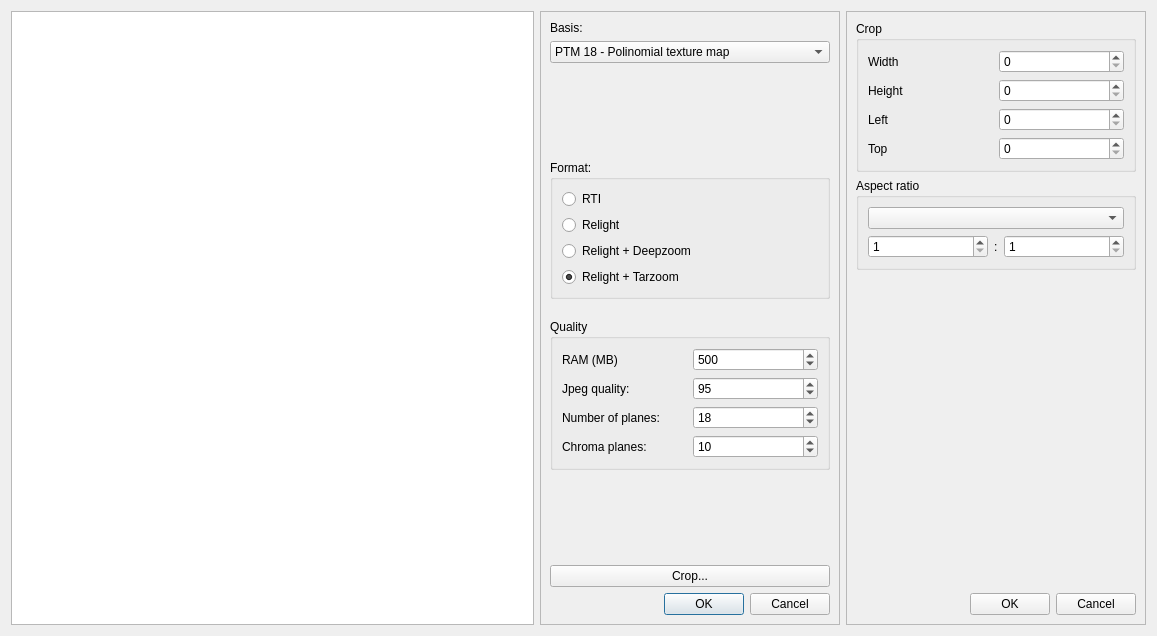
First picture: the form in relight/rtiexport.ui, repository cnr-isti-vclab/relight, before the edit.
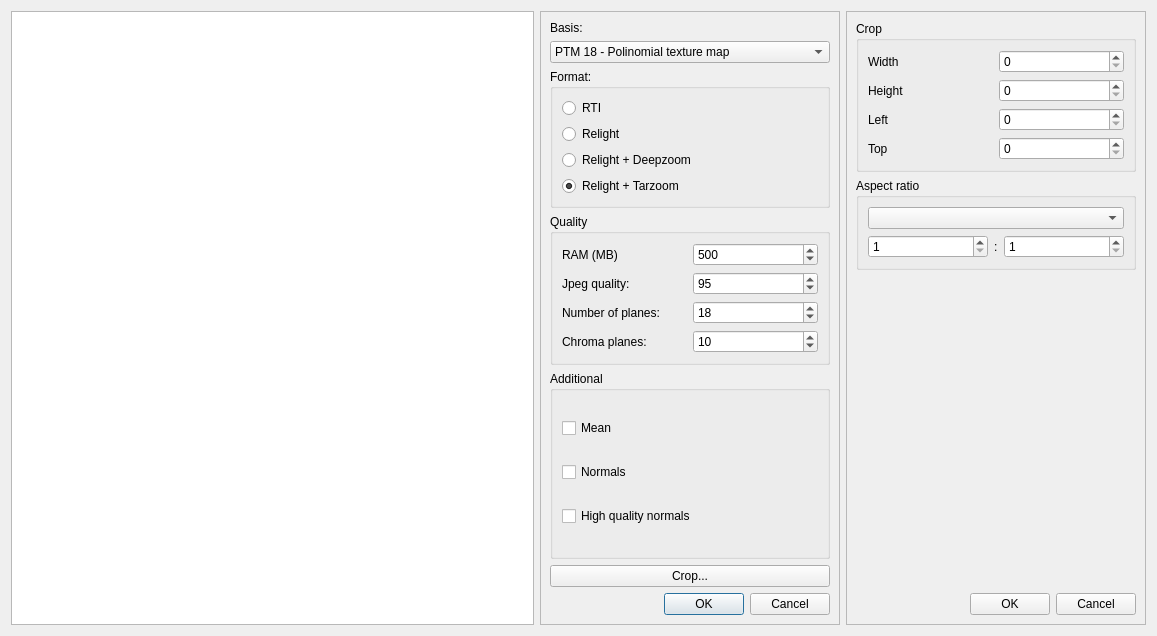
Second picture: the form after the edit. Custom widgets are drawn as their Qt base class.

Commit message: added means/normals to interface, fixed bug in multithreaded normal generation.

Patch:
```diff
--- a/relight/rtiexport.ui
+++ b/relight/rtiexport.ui
@@ -44,15 +44,15 @@
      <property name="frameShadow">
       <enum>QFrame::Raised</enum>
      </property>
-     <layout class="QVBoxLayout" name="verticalLayout">
-      <item>
+     <layout class="QGridLayout" name="gridLayout_5">
+      <item row="0" column="0">
        <widget class="QLabel" name="label">
         <property name="text">
          <string>Basis:</string>
         </property>
        </widget>
       </item>
-      <item>
+      <item row="1" column="0" colspan="2">
        <widget class="QComboBox" name="basis">
         <property name="sizePolicy">
          <sizepolicy hsizetype="Preferred" vsizetype="Fixed">
@@ -97,20 +97,7 @@
         </item>
        </widget>
       </item>
-      <item>
-       <spacer name="verticalSpacer_2">
-        <property name="orientation">
-         <enum>Qt::Vertical</enum>
-        </property>
-        <property name="sizeHint" stdset="0">
-         <size>
-          <width>20</width>
-          <height>101</height>
-         </size>
-        </property>
-       </spacer>
-      </item>
-      <item>
+      <item row="2" column="0" colspan="2">
        <widget class="QGroupBox" name="groupBox_3">
         <property name="title">
          <string>Format:</string>
@@ -153,20 +140,7 @@
         </layout>
        </widget>
       </item>
-      <item>
-       <spacer name="verticalSpacer_5">
-        <property name="orientation">
-         <enum>Qt::Vertical</enum>
-        </property>
-        <property name="sizeHint" stdset="0">
-         <size>
-          <width>20</width>
-          <height>24</height>
-         </size>
-        </property>
-       </spacer>
-      </item>
-      <item>
+      <item row="3" column="0" colspan="2">
        <widget class="QGroupBox" name="groupBox_2">
         <property name="sizePolicy">
          <sizepolicy hsizetype="Preferred" vsizetype="Preferred">
@@ -264,7 +238,37 @@
         </layout>
        </widget>
       </item>
-      <item>
+      <item row="4" column="0" rowspan="2" colspan="2">
+       <widget class="QGroupBox" name="groupBox_5">
+        <property name="title">
+         <string>Additional</string>
+        </property>
+        <layout class="QGridLayout" name="gridLayout_4">
+         <item row="0" column="0">
+          <widget class="QCheckBox" name="means">
+           <property name="text">
+            <string>Mean</string>
+           </property>
+          </widget>
+         </item>
+         <item row="1" column="0">
+          <widget class="QCheckBox" name="normals">
+           <property name="text">
+            <string>Normals</string>
+           </property>
+          </widget>
+         </item>
+         <item row="2" column="0">
+          <widget class="QCheckBox" name="highNormals">
+           <property name="text">
+            <string>High quality normals</string>
+           </property>
+          </widget>
+         </item>
+        </layout>
+       </widget>
+      </item>
+      <item row="5" column="1">
        <spacer name="verticalSpacer">
         <property name="orientation">
          <enum>Qt::Vertical</enum>
@@ -277,14 +281,7 @@
         </property>
        </spacer>
       </item>
-      <item>
-       <widget class="QPushButton" name="crop">
-        <property name="text">
-         <string>Crop...</string>
-        </property>
-       </widget>
-      </item>
-      <item>
+      <item row="7" column="0" colspan="2">
        <widget class="QDialogButtonBox" name="buttonBox">
         <property name="orientation">
          <enum>Qt::Horizontal</enum>
@@ -294,6 +291,13 @@
         </property>
        </widget>
       </item>
+      <item row="6" column="0" colspan="2">
+       <widget class="QPushButton" name="crop">
+        <property name="text">
+         <string>Crop...</string>
+        </property>
+       </widget>
+      </item>
      </layout>
     </widget>
    </item>
```
The commit also changes 3 other files.
